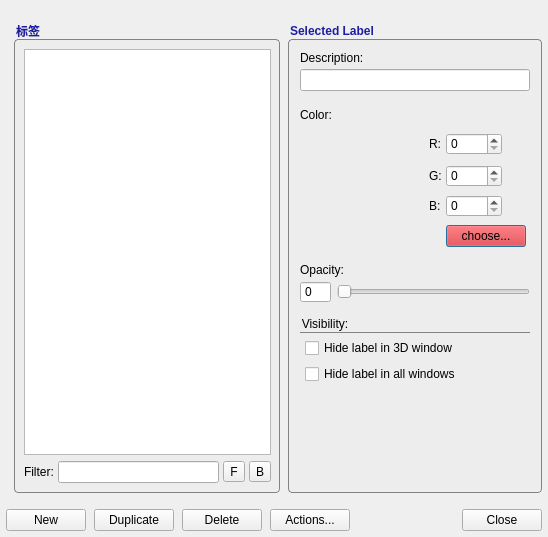
Before: the Qt Designer form LabelEditorDialog.ui in GZYZG/itksnap, drawn with Qt 5.
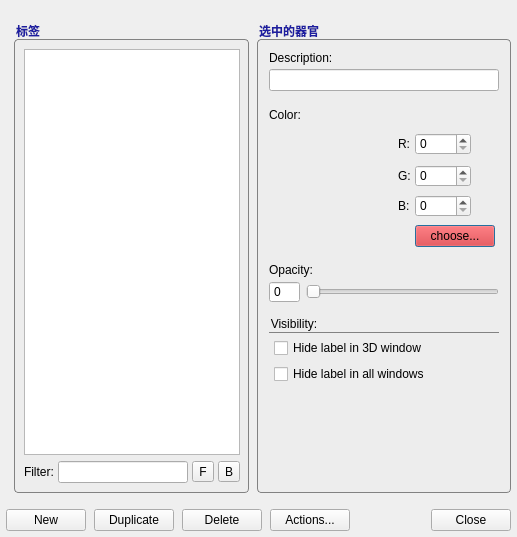
After: the same form once the commit is applied. Custom widgets are drawn as their Qt base class.

Diff of the .ui file:
```diff
--- a/LabelEditorDialog.ui
+++ b/LabelEditorDialog.ui
@@ -6,7 +6,7 @@
    <rect>
     <x>0</x>
     <y>0</y>
-    <width>548</width>
+    <width>517</width>
     <height>537</height>
    </rect>
   </property>
@@ -139,7 +139,7 @@
       <string notr="true"/>
      </property>
      <property name="title">
-      <string>Selected Label</string>
+      <string>选中的器官</string>
      </property>
      <layout class="QVBoxLayout" name="verticalLayout_2">
       <property name="spacing">
```
